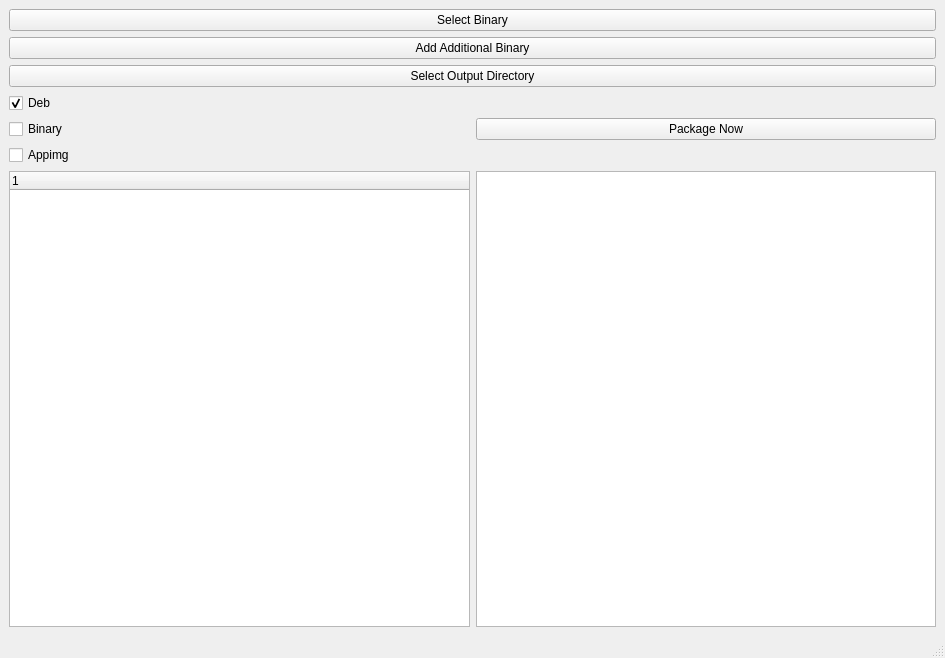
Before: the Qt Designer form mainwindow.ui in brolerliew/packager, drawn with Qt 5.
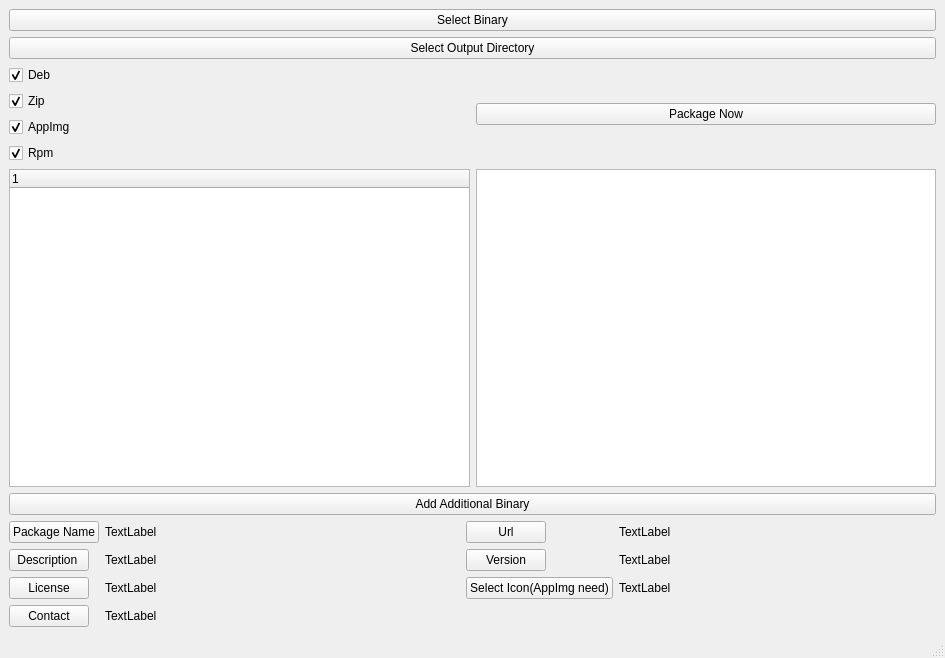
After: the same form once the commit is applied.

```diff
--- a/mainwindow.ui
+++ b/mainwindow.ui
@@ -37,7 +37,14 @@
       </item>
      </layout>
     </item>
-    <item row="1" column="0">
+    <item row="2" column="0">
+     <widget class="QPushButton" name="pushButton_dst">
+      <property name="text">
+       <string>Select Output Directory</string>
+      </property>
+     </widget>
+    </item>
+    <item row="8" column="0">
      <widget class="QPushButton" name="pushButton_additional">
       <property name="text">
        <string>Add Additional Binary</string>
@@ -54,13 +61,6 @@
       </property>
      </widget>
     </item>
-    <item row="2" column="0">
-     <widget class="QPushButton" name="pushButton_dst">
-      <property name="text">
-       <string>Select Output Directory</string>
-      </property>
-     </widget>
-    </item>
     <item row="5" column="0">
      <layout class="QHBoxLayout" name="horizontalLayout">
       <property name="sizeConstraint">
@@ -69,7 +69,7 @@
       <item>
        <layout class="QVBoxLayout" name="verticalLayout">
         <item>
-         <widget class="QCheckBox" name="checkBox_2">
+         <widget class="QCheckBox" name="checkBox_deb">
           <property name="text">
            <string>Deb</string>
           </property>
@@ -79,16 +79,32 @@
          </widget>
         </item>
         <item>
-         <widget class="QCheckBox" name="checkBox">
+         <widget class="QCheckBox" name="checkBox_zip">
           <property name="text">
-           <string>Binary</string>
+           <string>Zip</string>
           </property>
+          <property name="checked">
+           <bool>true</bool>
+          </property>
          </widget>
         </item>
         <item>
-         <widget class="QCheckBox" name="checkBox_3">
+         <widget class="QCheckBox" name="checkBox_appimg">
           <property name="text">
-           <string>Appimg</string>
+           <string>AppImg</string>
+          </property>
+          <property name="checked">
+           <bool>true</bool>
+          </property>
+         </widget>
+        </item>
+        <item>
+         <widget class="QCheckBox" name="checkBox_rpm">
+          <property name="text">
+           <string>Rpm</string>
+          </property>
+          <property name="checked">
+           <bool>true</bool>
           </property>
          </widget>
         </item>
@@ -103,6 +119,125 @@
       </item>
      </layout>
     </item>
+    <item row="9" column="0">
+     <layout class="QHBoxLayout" name="horizontalLayout_3">
+      <property name="topMargin">
+       <number>0</number>
+      </property>
+      <property name="rightMargin">
+       <number>20</number>
+      </property>
+      <item>
+       <layout class="QFormLayout" name="formLayout">
+        <property name="topMargin">
+         <number>0</number>
+        </property>
+        <item row="0" column="0">
+         <widget class="QPushButton" name="pushButton_packageName">
+          <property name="text">
+           <string>Package Name</string>
+          </property>
+         </widget>
+        </item>
+        <item row="0" column="1">
+         <widget class="QLabel" name="label_packageName">
+          <property name="text">
+           <string>TextLabel</string>
+          </property>
+         </widget>
+        </item>
+        <item row="1" column="0">
+         <widget class="QPushButton" name="pushButton_desc">
+          <property name="text">
+           <string>Description </string>
+          </property>
+         </widget>
+        </item>
+        <item row="1" column="1">
+         <widget class="QLabel" name="label_desc">
+          <property name="text">
+           <string>TextLabel</string>
+          </property>
+         </widget>
+        </item>
+        <item row="2" column="0">
+         <widget class="QPushButton" name="pushButton_license">
+          <property name="text">
+           <string>License</string>
+          </property>
+         </widget>
+        </item>
+        <item row="2" column="1">
+         <widget class="QLabel" name="label_license">
+          <property name="text">
+           <string>TextLabel</string>
+          </property>
+         </widget>
+        </item>
+        <item row="3" column="0">
+         <widget class="QPushButton" name="pushButton_contact">
+          <property name="text">
+           <string>Contact</string>
+          </property>
+         </widget>
+        </item>
+        <item row="3" column="1">
+         <widget class="QLabel" name="label_contact">
+          <property name="text">
+           <string>TextLabel</string>
+          </property>
+         </widget>
+        </item>
+       </layout>
+      </item>
+      <item>
+       <layout class="QFormLayout" name="formLayout_5">
+        <item row="0" column="0">
+         <widget class="QPushButton" name="pushButton_url">
+          <property name="text">
+           <string>Url</string>
+          </property>
+         </widget>
+        </item>
+        <item row="1" column="0">
+         <widget class="QPushButton" name="pushButton_url_2">
+          <property name="text">
+           <string>Version</string>
+          </property>
+         </widget>
+        </item>
+        <item row="0" column="1">
+         <widget class="QLabel" name="label_url">
+          <property name="text">
+           <string>TextLabel</string>
+          </property>
+         </widget>
+        </item>
+        <item row="1" column="1">
+         <widget class="QLabel" name="label_version">
+          <property name="text">
+           <string>TextLabel</string>
+          </property>
+         </widget>
+        </item>
+        <item row="2" column="0">
+         <widget class="QPushButton" name="pushButton_icon">
+          <property name="text">
+           <string>Select Icon(AppImg need)</string>
+          </property>
+         </widget>
+        </item>
+        <item row="2" column="1">
+         <widget class="QLabel" name="label_icon">
+          <property name="text">
+           <string>TextLabel</string>
+          </property>
+         </widget>
+        </item>
+       </layout>
+      </item>
+     </layout>
+    </item>
    </layout>
   </widget>
   <widget class="QMenuBar" name="menubar">
```
